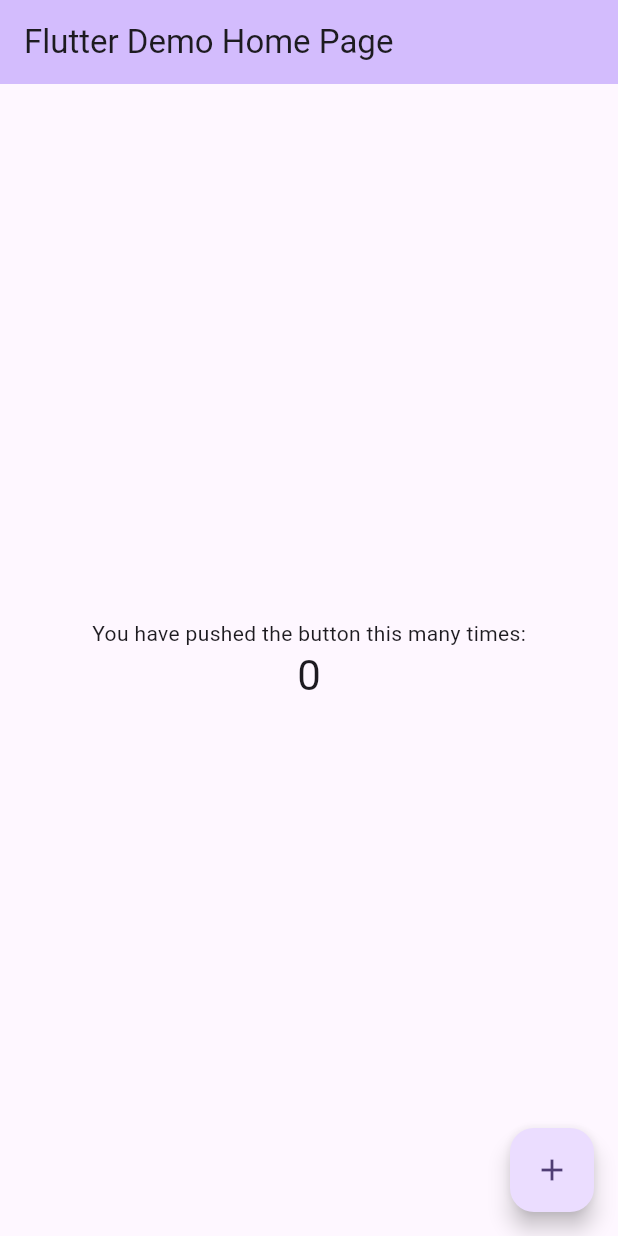
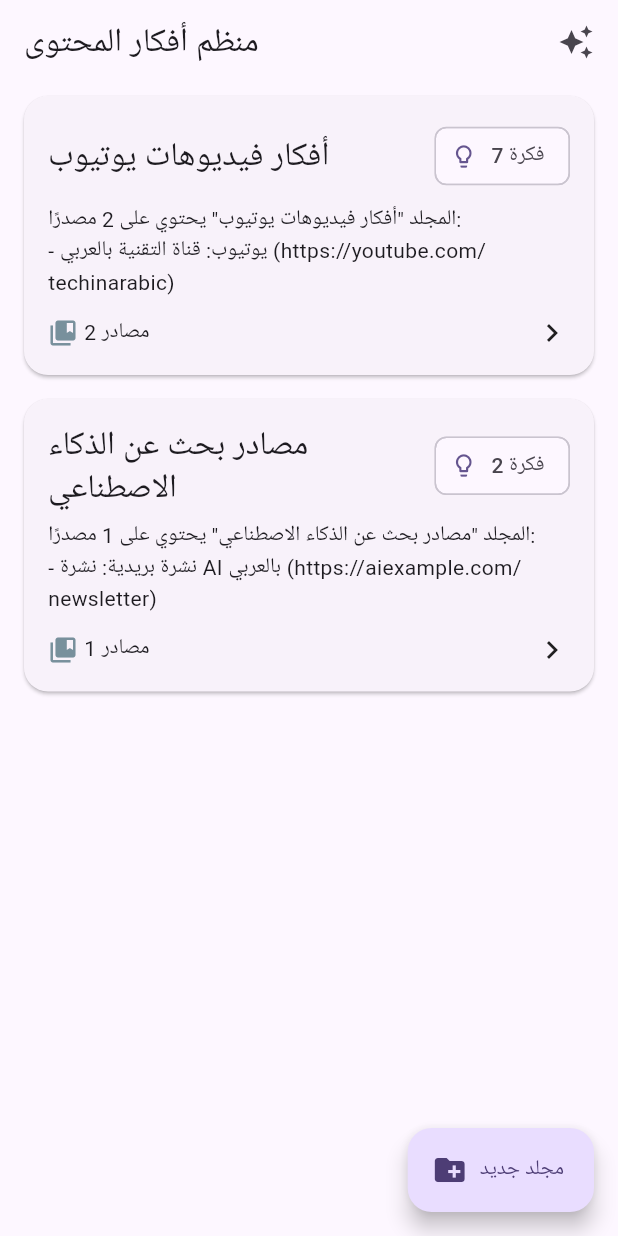
Before and after one commit to HSMDove/content-creator-mobile-app, a Flutter app: the screen it shows after launch, on a phone screen of 412 x 824 dp. Run offline on Flutter 3.47's test engine with Material 3 defaults, Android fonts, the phone set to English and light mode, and no system bars.

Commit message:
Add folder organizer experience

```diff
--- a/content_creator_mobile_app/lib/main.dart
+++ b/content_creator_mobile_app/lib/main.dart
@@ -1,122 +1,30 @@
 import 'package:flutter/material.dart';
+import 'package:provider/provider.dart';
+
+import 'providers/folder_provider.dart';
+import 'screens/folder_list_screen.dart';
 
 void main() {
-  runApp(const MyApp());
+  runApp(const ContentCreatorApp());
 }
 
-class MyApp extends StatelessWidget {
-  const MyApp({super.key});
+class ContentCreatorApp extends StatelessWidget {
+  const ContentCreatorApp({super.key});
 
-  // This widget is the root of your application.
   @override
   Widget build(BuildContext context) {
-    return MaterialApp(
-      title: 'Flutter Demo',
-      theme: ThemeData(
-        // This is the theme of your application.
-        //
-        // TRY THIS: Try running your application with "flutter run". You'll see
-        // the application has a purple toolbar. Then, without quitting the app,
-        // try changing the seedColor in the colorScheme below to Colors.green
-        // and then invoke "hot reload" (save your changes or press the "hot
-        // reload" button in a Flutter-supported IDE, or press "r" if you used
-        // the command line to start the app).
-        //
-        // Notice that the counter didn't reset back to zero; the application
-        // state is not lost during the reload. To reset the state, use hot
-        // restart instead.
-        //
-        // This works for code too, not just values: Most code changes can be
-        // tested with just a hot reload.
-        colorScheme: ColorScheme.fromSeed(seedColor: Colors.deepPurple),
+    return ChangeNotifierProvider(
+      create: (_) => FolderProvider(),
+      child: MaterialApp(
+        debugShowCheckedModeBanner: false,
+        title: 'منظم أفكار المحتوى',
+        theme: ThemeData(
+          useMaterial3: true,
+          colorScheme: ColorScheme.fromSeed(seedColor: const Color(0xFF6750A4)),
+          fontFamily: 'Roboto',
+        ),
+        home: const FolderListScreen(),
       ),
-      home: const MyHomePage(title: 'Flutter Demo Home Page'),
     );
   }
 }
-
-class MyHomePage extends StatefulWidget {
-  const MyHomePage({super.key, required this.title});
-
-  // This widget is the home page of your application. It is stateful, meaning
-  // that it has a State object (defined below) that contains fields that affect
-  // how it looks.
-
-  // This class is the configuration for the state. It holds the values (in this
-  // case the title) provided by the parent (in this case the App widget) and
-  // used by the build method of the State. Fields in a Widget subclass are
-  // always marked "final".
-
-  final String title;
-
-  @override
-  State<MyHomePage> createState() => _MyHomePageState();
-}
-
-class _MyHomePageState extends State<MyHomePage> {
-  int _counter = 0;
-
-  void _incrementCounter() {
-    setState(() {
-      // This call to setState tells the Flutter framework that something has
-      // changed in this State, which causes it to rerun the build method below
-      // so that the display can reflect the updated values. If we changed
-      // _counter without calling setState(), then the build method would not be
-      // called again, and so nothing would appear to happen.
-      _counter++;
-    });
-  }
-
-  @override
-  Widget build(BuildContext context) {
-    // This method is rerun every time setState is called, for instance as done
-    // by the _incrementCounter method above.
-    //
-    // The Flutter framework has been optimized to make rerunning build methods
-    // fast, so that you can just rebuild anything that needs updating rather
-    // than having to individually change instances of widgets.
-    return Scaffold(
-      appBar: AppBar(
-        // TRY THIS: Try changing the color here to a specific color (to
-        // Colors.amber, perhaps?) and trigger a hot reload to see the AppBar
-        // change color while the other colors stay the same.
-        backgroundColor: Theme.of(context).colorScheme.inversePrimary,
-        // Here we take the value from the MyHomePage object that was created by
-        // the App.build method, and use it to set our appbar title.
-        title: Text(widget.title),
-      ),
-      body: Center(
-        // Center is a layout widget. It takes a single child and positions it
-        // in the middle of the parent.
-        child: Column(
-          // Column is also a layout widget. It takes a list of children and
-          // arranges them vertically. By default, it sizes itself to fit its
-          // children horizontally, and tries to be as tall as its parent.
-          //
-          // Column has various properties to control how it sizes itself and
-          // how it positions its children. Here we use mainAxisAlignment to
-          // center the children vertically; the main axis here is the vertical
-          // axis because Columns are vertical (the cross axis would be
-          // horizontal).
-          //
-          // TRY THIS: Invoke "debug painting" (choose the "Toggle Debug Paint"
-          // action in the IDE, or press "p" in the console), to see the
-          // wireframe for each widget.
-          mainAxisAlignment: MainAxisAlignment.center,
-          children: <Widget>[
-            const Text('You have pushed the button this many times:'),
-            Text(
-              '$_counter',
-              style: Theme.of(context).textTheme.headlineMedium,
-            ),
-          ],
-        ),
-      ),
-      floatingActionButton: FloatingActionButton(
-        onPressed: _incrementCounter,
-        tooltip: 'Increment',
-        child: const Icon(Icons.add),
-      ), // This trailing comma makes auto-formatting nicer for build methods.
-    );
-  }
-}
--- /dev/null
+++ b/content_creator_mobile_app/lib/models/content_folder.dart
@@ -0,0 +1,58 @@
+import 'package:intl/intl.dart';
+
+enum ContentSourceType {
+  youtube('يوتيوب'),
+  website('موقع'),
+  podcast('بودكاست'),
+  newsletter('نشرة بريدية'),
+  other('أخرى');
+
+  const ContentSourceType(this.label);
+  final String label;
+}
+
+class ContentSource {
+  const ContentSource({
+    required this.name,
+    required this.url,
+    required this.type,
+  });
+
+  final String name;
+  final String url;
+  final ContentSourceType type;
+}
+
+class ContentFolder {
+  ContentFolder({required this.name});
+
+  final String name;
+  final List<ContentSource> sources = [];
+  String summary = 'أضف مصادر ليتم إنشاء ملخص ذكي لها.';
+  int ideaCount = 0;
+  DateTime lastUpdated = DateTime.now();
+
+  void addSource(ContentSource source) {
+    sources.add(source);
+    refreshSummary();
+  }
+
+  void refreshSummary() {
+    if (sources.isEmpty) {
+      summary = 'لا توجد مصادر بعد. أضف روابط قنوات أو مواقع للبدء.';
+      ideaCount = 0;
+      lastUpdated = DateTime.now();
+      return;
+    }
+
+    final buffer = StringBuffer('المجلد "$name" يحتوي على ${sources.length} مصدرًا:\n');
+    for (final source in sources) {
+      buffer.writeln('- ${source.type.label}: ${source.name} (${source.url})');
+    }
+    buffer.writeln('\nآخر تحديث: ${DateFormat('dd MMM yyyy', 'ar').format(DateTime.now())}');
+
+    summary = buffer.toString().trim();
+    ideaCount = sources.fold(0, (total, source) => total + ((source.name.length % 3) + 2));
+    lastUpdated = DateTime.now();
+  }
+}
--- /dev/null
+++ b/content_creator_mobile_app/lib/providers/folder_provider.dart
@@ -0,0 +1,61 @@
+import 'package:flutter/material.dart';
+
+import '../models/content_folder.dart';
+
+class FolderProvider extends ChangeNotifier {
+  final List<ContentFolder> _folders = [];
+
+  List<ContentFolder> get folders => List.unmodifiable(_folders);
+
+  void addFolder(String name) {
+    final folder = ContentFolder(name: name)..refreshSummary();
+    _folders.add(folder);
+    notifyListeners();
+  }
+
+  void addSourceToFolder({
+    required ContentFolder folder,
+    required String name,
+    required String url,
+    required ContentSourceType type,
+  }) {
+    folder.addSource(ContentSource(name: name, url: url, type: type));
+    notifyListeners();
+  }
+
+  void refreshFolder(ContentFolder folder) {
+    folder.refreshSummary();
+    notifyListeners();
+  }
+
+  void seedWithExamples() {
+    if (_folders.isNotEmpty) return;
+    final trendsFolder = ContentFolder(name: 'أفكار فيديوهات يوتيوب');
+    trendsFolder.addSource(
+      const ContentSource(
+        name: 'قناة التقنية بالعربي',
+        url: 'https://youtube.com/techinarabic',
+        type: ContentSourceType.youtube,
+      ),
+    );
+    trendsFolder.addSource(
+      const ContentSource(
+        name: 'TechCrunch',
+        url: 'https://techcrunch.com',
+        type: ContentSourceType.website,
+      ),
+    );
+
+    final researchFolder = ContentFolder(name: 'مصادر بحث عن الذكاء الاصطناعي');
+    researchFolder.addSource(
+      const ContentSource(
+        name: 'نشرة AI بالعربي',
+        url: 'https://aiexample.com/newsletter',
+        type: ContentSourceType.newsletter,
+      ),
+    );
+
+    _folders.addAll([trendsFolder, researchFolder]);
+    notifyListeners();
+  }
+}
--- /dev/null
+++ b/content_creator_mobile_app/lib/screens/folder_list_screen.dart
@@ -0,0 +1,124 @@
+import 'package:flutter/material.dart';
+import 'package:provider/provider.dart';
+
+import '../providers/folder_provider.dart';
+import '../widgets/folder_card.dart';
+import 'folder_detail_screen.dart';
+
+class FolderListScreen extends StatefulWidget {
+  const FolderListScreen({super.key});
+
+  @override
+  State<FolderListScreen> createState() => _FolderListScreenState();
+}
+
+class _FolderListScreenState extends State<FolderListScreen> {
+  final TextEditingController _folderController = TextEditingController();
+
+  @override
+  void initState() {
+    super.initState();
+    WidgetsBinding.instance.addPostFrameCallback((_) {
+      context.read<FolderProvider>().seedWithExamples();
+    });
+  }
+
+  @override
+  void dispose() {
+    _folderController.dispose();
+    super.dispose();
+  }
+
+  @override
+  Widget build(BuildContext context) {
+    return Scaffold(
+      appBar: AppBar(
+        title: const Text('منظم أفكار المحتوى'),
+        actions: const [
+          Padding(
+            padding: EdgeInsetsDirectional.only(end: 16),
+            child: Icon(Icons.auto_awesome),
+          ),
+        ],
+      ),
+      body: Consumer<FolderProvider>(
+        builder: (context, provider, _) {
+          if (provider.folders.isEmpty) {
+            return const Center(
+              child: Text('لا توجد مجلدات بعد، أنشئ أول مجلد لإضافة المصادر.'),
+            );
+          }
+
+          return ListView.builder(
+            itemCount: provider.folders.length,
+            itemBuilder: (context, index) {
+              final folder = provider.folders[index];
+              return FolderCard(
+                folder: folder,
+                onTap: () => Navigator.of(context).push(
+                  MaterialPageRoute(
+                    builder: (_) => FolderDetailScreen(folder: folder),
+                  ),
+                ),
+              );
+            },
+          );
+        },
+      ),
+      floatingActionButton: FloatingActionButton.extended(
+        onPressed: _showAddFolderSheet,
+        icon: const Icon(Icons.create_new_folder),
+        label: const Text('مجلد جديد'),
+      ),
+    );
+  }
+
+  void _showAddFolderSheet() {
+    showModalBottomSheet(
+      context: context,
+      isScrollControlled: true,
+      shape: const RoundedRectangleBorder(
+        borderRadius: BorderRadius.vertical(top: Radius.circular(24)),
+      ),
+      builder: (context) {
+        return Padding(
+          padding: EdgeInsets.only(
+            bottom: MediaQuery.of(context).viewInsets.bottom + 24,
+            left: 24,
+            right: 24,
+            top: 24,
+          ),
+          child: Column(
+            mainAxisSize: MainAxisSize.min,
+            crossAxisAlignment: CrossAxisAlignment.start,
+            children: [
+              Text('إنشاء مجلد', style: Theme.of(context).textTheme.titleLarge),
+              const SizedBox(height: 12),
+              TextField(
+                controller: _folderController,
+                decoration: const InputDecoration(
+                  labelText: 'اسم المجلد',
+                  border: OutlineInputBorder(),
+                ),
+              ),
+              const SizedBox(height: 16),
+              SizedBox(
+                width: double.infinity,
+                child: FilledButton(
+                  onPressed: () {
+                    final name = _folderController.text.trim();
+                    if (name.isEmpty) return;
+                    context.read<FolderProvider>().addFolder(name);
+                    _folderController.clear();
+                    Navigator.of(context).pop();
+                  },
+                  child: const Text('حفظ'),
+                ),
+              ),
+            ],
+          ),
+        );
+      },
+    ).whenComplete(_folderController.clear);
+  }
+}
--- /dev/null
+++ b/content_creator_mobile_app/lib/widgets/folder_card.dart
@@ -0,0 +1,66 @@
+import 'package:flutter/material.dart';
+
+import '../models/content_folder.dart';
+
+class FolderCard extends StatelessWidget {
+  const FolderCard({
+    super.key,
+    required this.folder,
+    required this.onTap,
+  });
+
+  final ContentFolder folder;
+  final VoidCallback onTap;
+
+  @override
+  Widget build(BuildContext context) {
+    return Card(
+      margin: const EdgeInsets.symmetric(horizontal: 16, vertical: 8),
+      shape: RoundedRectangleBorder(borderRadius: BorderRadius.circular(16)),
+      child: InkWell(
+        borderRadius: BorderRadius.circular(16),
+        onTap: onTap,
+        child: Padding(
+          padding: const EdgeInsets.all(16),
+          child: Column(
+            crossAxisAlignment: CrossAxisAlignment.start,
+            children: [
+              Row(
+                mainAxisAlignment: MainAxisAlignment.spaceBetween,
+                children: [
+                  Expanded(
+                    child: Text(
+                      folder.name,
+                      style: Theme.of(context).textTheme.titleLarge,
+                    ),
+                  ),
+                  Chip(
+                    label: Text('${folder.ideaCount} فكرة'),
+                    avatar: const Icon(Icons.lightbulb_outline, size: 18),
+                  ),
+                ],
+              ),
+              const SizedBox(height: 8),
+              Text(
+                folder.summary,
+                maxLines: 3,
+                overflow: TextOverflow.ellipsis,
+                style: Theme.of(context).textTheme.bodyMedium,
+              ),
+              const SizedBox(height: 12),
+              Row(
+                children: [
+                  Icon(Icons.collections_bookmark, size: 20, color: Colors.blueGrey.shade400),
+                  const SizedBox(width: 4),
+                  Text('${folder.sources.length} مصادر'),
+                  const Spacer(),
+                  const Icon(Icons.chevron_right),
+                ],
+              ),
+            ],
+          ),
+        ),
+      ),
+    );
+  }
+}
--- a/content_creator_mobile_app/pubspec.yaml
+++ b/content_creator_mobile_app/pubspec.yaml
@@ -34,6 +34,8 @@ dependencies:
   # The following adds the Cupertino Icons font to your application.
   # Use with the CupertinoIcons class for iOS style icons.
   cupertino_icons: ^1.0.8
+  provider: ^6.1.2
+  intl: ^0.19.0
 
 dev_dependencies:
   flutter_test:
```
Also changed, not shown: content_creator_mobile_app/lib/screens/folder_detail_screen.dart (added, +205 -0 lines), 1 other file.
